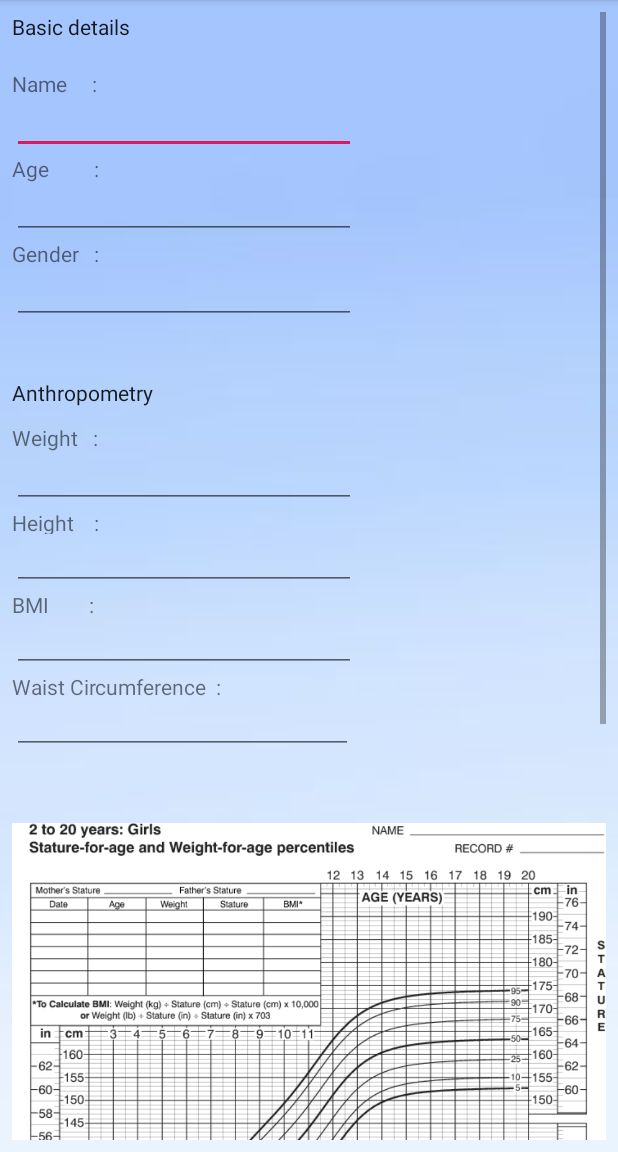
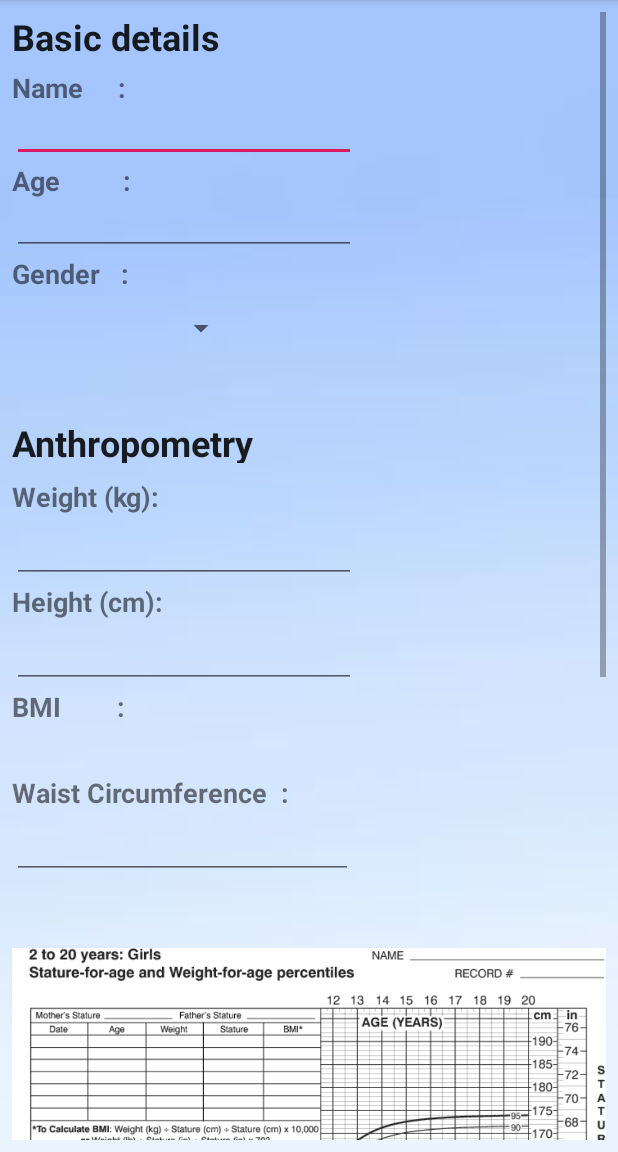
Before and after one commit to chunshui7347/Ehealth, an Android app: the Register2 screen opened directly, with no data from a screen before it, on a phone screen of 412 x 824 dp, the part 84-1236 px from its top. Run offline under Robolectric (Android 15) with nearby library versions, the phone set to English and light mode, and no system bars.

Commit message:
Some fixes.

```diff
--- a/app/src/main/java/com/example/tanchunshui/obesityapp/Register2.java
+++ b/app/src/main/java/com/example/tanchunshui/obesityapp/Register2.java
@@ -1,21 +1,42 @@
 
 package com.example.tanchunshui.obesityapp;
+import android.text.Editable;
+import android.text.TextWatcher;
 import android.view.View;
+import android.widget.ArrayAdapter;
 import android.widget.Button;
 import android.content.Intent;
 
 import android.support.v7.app.AppCompatActivity;
 import android.os.Bundle;
+import android.widget.EditText;
+import android.widget.Spinner;
+import android.widget.TextView;
+import android.widget.Toast;
 
 public class Register2 extends AppCompatActivity {
-    Button button4;
+    private Button nextBtn;
+    private EditText weight, height;
+    private TextView bmi;
+    private Spinner gender;
 
     @Override
     protected void onCreate(Bundle savedInstanceState) {
         super.onCreate(savedInstanceState);
         setContentView(R.layout.activity_register2);
-        button4 = (Button) findViewById(R.id.button4);
-        button4.setOnClickListener(new View.OnClickListener() {
+
+        gender = findViewById(R.id.spinner);
+        String[] items = new String[]{"","Male","Female"};
+        ArrayAdapter<String> adapter = new ArrayAdapter<>(this, android.R.layout.simple_spinner_dropdown_item, items);
+        gender.setAdapter(adapter);
+
+        nextBtnAction();
+        bmiAutoCalculation();
+    }
+
+    public void nextBtnAction(){
+        nextBtn = (Button) findViewById(R.id.button4);
+        nextBtn.setOnClickListener(new View.OnClickListener() {
             @Override
             public void onClick(View v) {
                 Intent i = new Intent(Register2.this, Dashboard.class);
@@ -24,4 +45,59 @@ public class Register2 extends AppCompatActivity {
         });
     }
 
+    public void bmiAutoCalculation(){
+        weight = (EditText) findViewById(R.id.editText7);
+        height = (EditText) findViewById(R.id.editText10);
+        bmi = (TextView) findViewById(R.id.textView25);
+
+
+        weight.addTextChangedListener(new TextWatcher() {
+            @Override
+            public void beforeTextChanged(CharSequence s, int start, int count, int after) {
+
+            }
+
+            @Override
+            public void onTextChanged(CharSequence s, int start, int before, int count) {
+
+            }
+
+            @Override
+            public void afterTextChanged(Editable s) {
+                try {
+                    int w = Integer.parseInt(weight.getText().toString());
+                    int h = Integer.parseInt(height.getText().toString());
+                    double BMI = w / Math.pow(h,2) * 10000;
+                    bmi.setText(String.format("%.2f",BMI));
+                }catch (Exception e){
+//                    Toast.makeText(getApplicationContext(),"Please make sure to fill in weight and height.",Toast.LENGTH_SHORT).show();
+                }
+            }
+        });
+
+        height.addTextChangedListener(new TextWatcher() {
+            @Override
+            public void beforeTextChanged(CharSequence s, int start, int count, int after) {
+
+            }
+
+            @Override
+            public void onTextChanged(CharSequence s, int start, int before, int count) {
+
+            }
+
+            @Override
+            public void afterTextChanged(Editable s) {
+                try {
+                    int w = Integer.parseInt(weight.getText().toString());
+                    int h = Integer.parseInt(height.getText().toString());
+                    double BMI = w / Math.pow(h,2) *10000;
+                    bmi.setText(String.format("%2.2f",BMI));
+                }catch (Exception e){
+//                    Toast.makeText(getApplicationContext(),"Please make sure to fill in weight and height.",Toast.LENGTH_SHORT).show();
+                }
+            }
+        });
+    }
+
 }
--- a/app/src/main/res/layout/activity_login.xml
+++ b/app/src/main/res/layout/activity_login.xml
@@ -20,6 +20,7 @@
         app:layout_constraintVertical_bias="1.0">
 
     </RelativeLayout>
+
     <Button
         android:id="@+id/button2"
         android:layout_width="155dp"
@@ -27,7 +28,6 @@
         android:layout_marginTop="68dp"
         android:text="Login"
         app:layout_constraintEnd_toEndOf="@+id/imageView3"
-        app:layout_constraintHorizontal_bias="0.511"
         app:layout_constraintStart_toStartOf="@+id/imageView3"
         app:layout_constraintTop_toBottomOf="@+id/imageView3" />
 
@@ -38,7 +38,6 @@
         android:layout_marginTop="28dp"
         android:text="Sign Up"
         app:layout_constraintEnd_toEndOf="@+id/imageView3"
-        app:layout_constraintHorizontal_bias="0.571"
         app:layout_constraintStart_toStartOf="@+id/imageView3"
         app:layout_constraintTop_toBottomOf="@+id/button2" />
 
@@ -51,7 +50,6 @@
         android:text="@string/signup_description"
         app:layout_constraintBottom_toTopOf="@+id/button3"
         app:layout_constraintEnd_toEndOf="@+id/button3"
-        app:layout_constraintHorizontal_bias="0.0"
         app:layout_constraintStart_toStartOf="@+id/button3" />
 
     <ImageView
@@ -59,7 +57,7 @@
         android:layout_width="wrap_content"
         android:layout_height="wrap_content"
         android:layout_marginStart="8dp"
-        android:layout_marginTop="48dp"
+        android:layout_marginTop="68dp"
         android:layout_marginEnd="8dp"
         app:layout_constraintEnd_toEndOf="parent"
         app:layout_constraintStart_toStartOf="parent"
--- a/app/src/main/res/layout/activity_register1.xml
+++ b/app/src/main/res/layout/activity_register1.xml
@@ -56,7 +56,6 @@
         android:inputType="textPersonName"
         android:textAppearance="@style/TextAppearance.AppCompat.Caption"
         app:layout_constraintEnd_toEndOf="@+id/imageView2"
-        app:layout_constraintHorizontal_bias="0.496"
         app:layout_constraintStart_toStartOf="@+id/imageView2"
         app:layout_constraintTop_toBottomOf="@+id/imageView2" />
 
--- a/app/src/main/res/layout/activity_register2.xml
+++ b/app/src/main/res/layout/activity_register2.xml
@@ -39,10 +39,12 @@
 
             <TextView
                 android:id="@+id/textView7"
-                android:layout_width="105dp"
+                android:layout_width="wrap_content"
                 android:layout_height="30dp"
                 android:text="Basic details"
                 android:textAppearance="@style/TextAppearance.AppCompat.Body1"
+                android:textSize="24sp"
+                android:textStyle="bold"
                 tools:layout_editor_absoluteX="31dp"
                 tools:layout_editor_absoluteY="16dp" />
 
@@ -53,6 +55,8 @@
                 android:layout_marginTop="8dp"
                 android:layout_marginEnd="8dp"
                 android:text="Name     :"
+                android:textSize="18sp"
+                android:textStyle="bold"
                 app:layout_constraintEnd_toStartOf="@+id/editText2"
                 app:layout_constraintTop_toTopOf="@+id/editText2" />
 
@@ -70,6 +74,8 @@
                 android:layout_width="wrap_content"
                 android:layout_height="wrap_content"
                 android:text="Age         :"
+                android:textSize="18sp"
+                android:textStyle="bold"
                 tools:layout_editor_absoluteX="32dp"
                 tools:layout_editor_absoluteY="104dp" />
 
@@ -87,17 +93,15 @@
                 android:layout_width="wrap_content"
                 android:layout_height="wrap_content"
                 android:text="Gender   :"
+                android:textSize="18sp"
+                android:textStyle="bold"
                 tools:layout_editor_absoluteX="31dp"
                 tools:layout_editor_absoluteY="141dp" />
 
-            <EditText
-                android:id="@+id/editText8"
-                android:layout_width="229dp"
-                android:layout_height="37dp"
-                android:ems="10"
-                android:inputType="textPersonName"
-                tools:layout_editor_absoluteX="100dp"
-                tools:layout_editor_absoluteY="237dp" />
+            <Spinner
+                android:id="@+id/spinner"
+                android:layout_width="150dp"
+                android:layout_height="wrap_content" />
 
             <Space
                 android:layout_width="match_parent"
@@ -105,76 +109,87 @@
 
             <TextView
                 android:id="@+id/textView8"
-                android:layout_width="105dp"
+                android:layout_width="wrap_content"
                 android:layout_height="30dp"
                 android:text="Anthropometry"
                 android:textAppearance="@style/TextAppearance.AppCompat.Body1"
+                android:textSize="24sp"
+                android:textStyle="bold"
                 tools:layout_editor_absoluteX="31dp"
                 tools:layout_editor_absoluteY="192dp" />
+
+            <Space
+                android:layout_width="match_parent"
+                android:layout_height="10dp" />
 
             <TextView
                 android:id="@+id/textView9"
                 android:layout_width="wrap_content"
                 android:layout_height="wrap_content"
-                android:text="Weight   :"
+                android:text="Weight (kg):"
+                android:textSize="18sp"
+                android:textStyle="bold"
                 tools:layout_editor_absoluteX="32dp"
                 tools:layout_editor_absoluteY="245dp" />
 
             <EditText
                 android:id="@+id/editText7"
                 android:layout_width="229dp"
-                android:layout_height="37dp"
+                android:layout_height="wrap_content"
                 android:ems="10"
-                android:inputType="textPersonName"
+                android:inputType="number|numberDecimal"
                 tools:layout_editor_absoluteX="100dp"
                 tools:layout_editor_absoluteY="134dp" />
 
             <TextView
                 android:id="@+id/textView10"
                 android:layout_width="wrap_content"
-                android:layout_height="17dp"
-                android:text="Height    :"
+                android:layout_height="wrap_content"
+                android:text="Height (cm):"
+                android:textSize="18sp"
+                android:textStyle="bold"
                 tools:layout_editor_absoluteX="31dp"
                 tools:layout_editor_absoluteY="282dp" />
 
             <EditText
                 android:id="@+id/editText10"
                 android:layout_width="229dp"
-                android:layout_height="37dp"
+                android:layout_height="wrap_content"
                 android:ems="10"
-                android:inputType="textPersonName"
+                android:inputType="textPersonName|number|numberDecimal"
                 tools:layout_editor_absoluteX="100dp"
                 tools:layout_editor_absoluteY="311dp" />
 
             <TextView
                 android:id="@+id/textView11"
                 android:layout_width="wrap_content"
-                android:layout_height="17dp"
+                android:layout_height="wrap_content"
                 android:text="BMI        :"
+                android:textSize="18sp"
+                android:textStyle="bold"
                 tools:layout_editor_absoluteX="33dp"
                 tools:layout_editor_absoluteY="316dp" />
 
-            <EditText
-                android:id="@+id/editText9"
-                android:layout_width="229dp"
-                android:layout_height="37dp"
-                android:ems="10"
-                android:inputType="textPersonName"
-                tools:layout_editor_absoluteX="100dp"
-                tools:layout_editor_absoluteY="274dp" />
+            <TextView
+                android:id="@+id/textView25"
+                android:layout_width="match_parent"
+                android:layout_height="wrap_content"
+                android:textSize="24sp" />
 
             <TextView
                 android:id="@+id/textView13"
                 android:layout_width="wrap_content"
-                android:layout_height="17dp"
+                android:layout_height="wrap_content"
                 android:text="Waist Circumference  :"
+                android:textSize="18sp"
+                android:textStyle="bold"
                 tools:layout_editor_absoluteX="34dp"
                 tools:layout_editor_absoluteY="358dp" />
 
             <EditText
                 android:id="@+id/editText11"
                 android:layout_width="227dp"
-                android:layout_height="37dp"
+                android:layout_height="wrap_content"
                 android:ems="10"
                 android:inputType="textPersonName"
                 tools:layout_editor_absoluteX="175dp"
```
Also changed, not shown: app/src/main/AndroidManifest.xml (+7 -4 lines).
